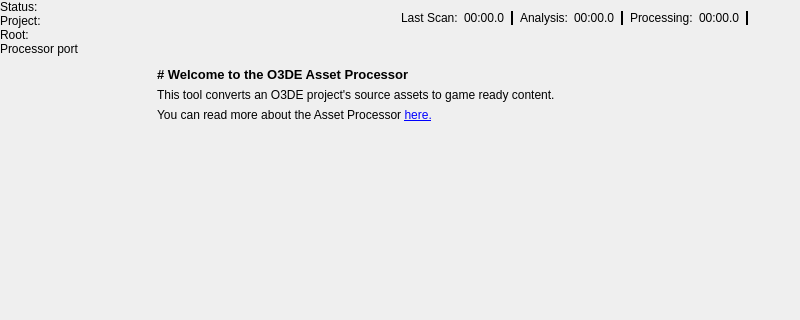
Old version of the form Code/Tools/AssetProcessor/native/ui/MainWindow.ui in the repository o3de/o3de; both pictures show x 0 to 800 and y 0 to 320 of the 800 by 600 pixel window.
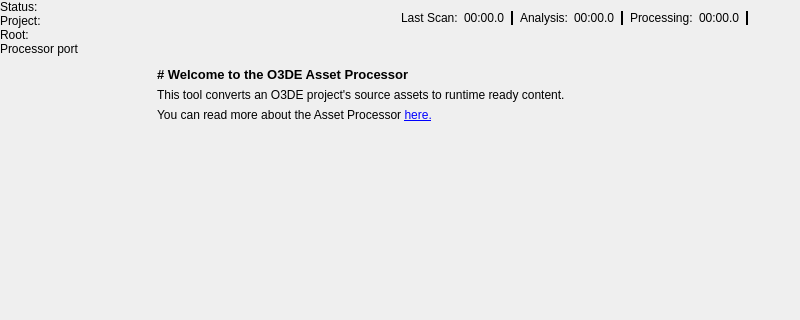
New version of the form. Icons and pictures are not drawn. Custom widgets are drawn as their Qt base class.

Commit message: Gave unique names to widgets, adjusted text for non-game projects.

```diff
--- a/Code/Tools/AssetProcessor/native/ui/MainWindow.ui
+++ b/Code/Tools/AssetProcessor/native/ui/MainWindow.ui
@@ -359,12 +359,12 @@
              <item>
                <widget class="QLabel" name="WelcomeDescriptionLabel">
                  <property name="text">
-                   <string>This tool converts an O3DE project's source assets to game ready content.</string>
+                   <string>This tool converts an O3DE project's source assets to runtime ready content.</string>
                  </property>
                </widget>
              </item>
              <item>
-               <widget class="QLabel" name="WelcomeDescriptionLabel">
+               <widget class="QLabel" name="WelcomeDescriptionLabel2">
                  <property name="text">
                    <string>You can read more about the Asset Processor &lt;a href=&quot;https://www.o3de.org/docs/user-guide/assets/asset-processor/&quot;&gt;here.&lt;/a&gt;</string>
                  </property>
```
Left out of the diff: 2 changed lines with no effect on the pictures.
